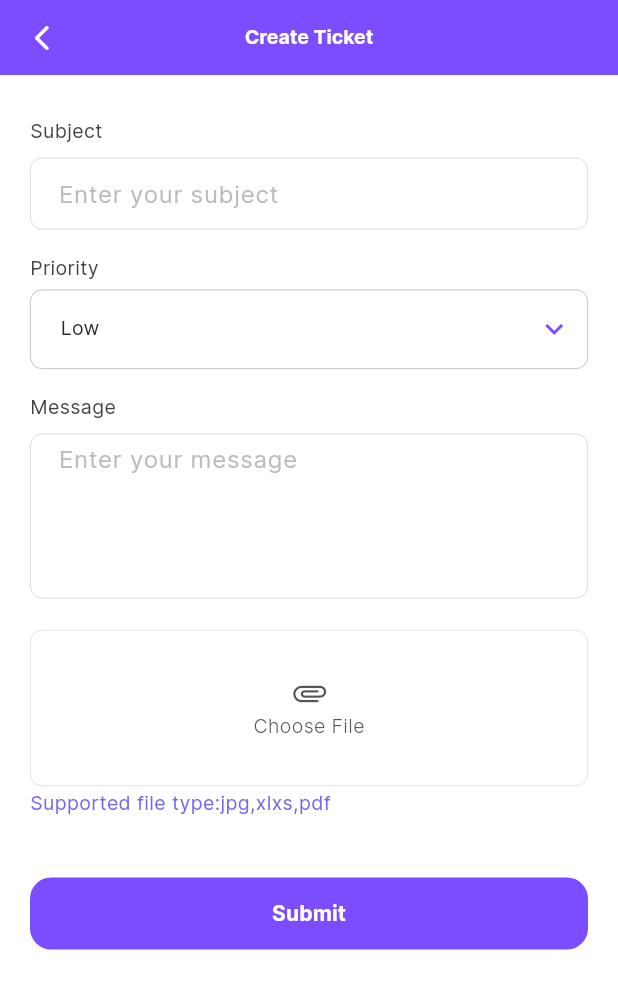
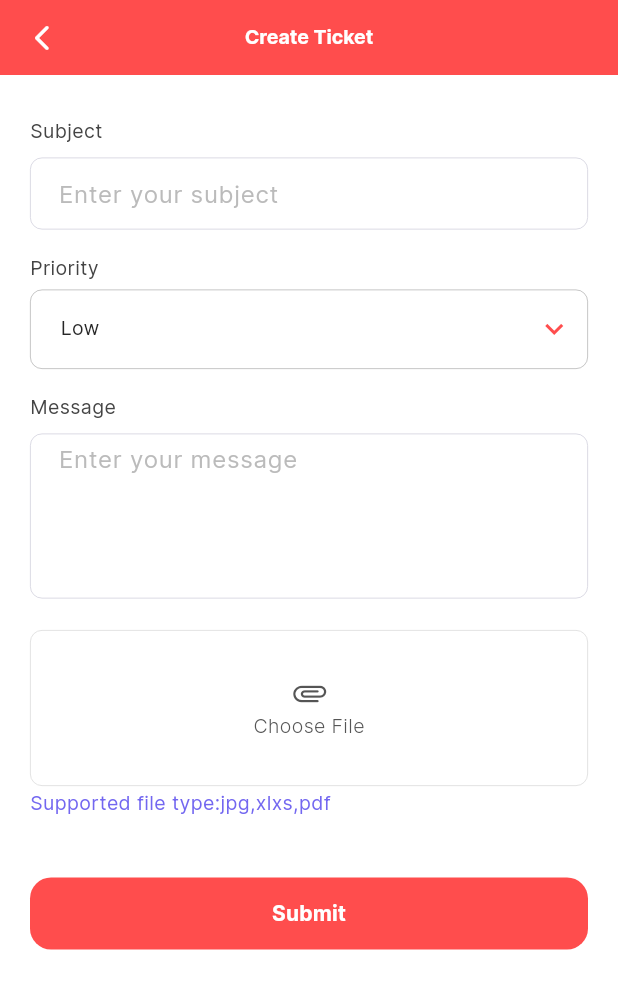
Before and after one commit to mdarafat1570/Emira_Ride, a Flutter app: the AddNewTicketScreen screen opened by its route, on a phone screen of 412 x 824 dp. Shown: the top 989 px of the screen. Run offline on Flutter 3.47's test engine with Material 3 defaults, Android fonts, the phone set to English and light mode, and no system bars; drawn by our look-alikes of zoom_tap_animation; our stand-ins replace another_flushbar, awesome_dialog, cached_network_image, connectivity_plus, dio, dotted_border and 30 more; missing offline and left inert: coupon_uikit, flutter_inappwebview, pusher_channels_flutter; accounts and stored records are empty; network calls fail; project files that could hold a hidden picture were left out.

```diff
--- a/lib/core/theme/light/light.dart
+++ b/lib/core/theme/light/light.dart
@@ -2,7 +2,7 @@ import 'package:flutter/material.dart';
 import '../../utils/my_color.dart';
 
 ThemeData lightThemeData = ThemeData.light().copyWith(
-  primaryColor: const Color.fromRGBO(81, 78, 183, 1),
+  primaryColor: const Color.fromRGBO(255, 77, 77, 1.0),
   primaryColorDark: MyColor.primaryColor,
   secondaryHeaderColor: Colors.yellow,
 
--- a/lib/core/utils/my_color.dart
+++ b/lib/core/utils/my_color.dart
@@ -1,7 +1,7 @@
 import 'package:flutter/material.dart';
 
 class MyColor {
-  static const Color primaryColor = Color(0xff7C4DFF);
+  static const Color primaryColor = Color(0xffff4d4d);
   static const Color secondaryColor = Color(0xffF6F7FE);
   //Screen
   static const Color screenBgColor = Color(0xFFF8FAFC);
--- a/lib/core/utils/my_strings.dart
+++ b/lib/core/utils/my_strings.dart
@@ -2,20 +2,19 @@ import 'package:ovorideuser/data/model/language/language_model.dart';
 
 class MyStrings {
   //APP Name
-  static const String appName = "OvoRide";
+  static const String appName = "Emira Rider";
 
   //Onboard
   static const String continue_ = "Continue";
 
-  static const String onboardTitle1 = "Check bid rate book a ride"; //Title 1
+  static const String onboardTitle1 = "Check bid rate book a Emira Rider";
 
   static const String onboardDescription1 = "User can set their bid amount for their destination, driver bid depend on user bid amount , if user satisfy they can book ride.";
+  static const String onboardTitle2 = "City to City Emira Rider Service";
 
-  static const String onboardTitle2 = "City to City Ride Service"; //Title 2
+  static const String onboardDescription2 = "A city-to-city Emira Rider service, sometimes referred to as an intercity or long-distance ride service";
 
-  static const String onboardDescription2 = "A city-to-city ride service, sometimes referred to as an intercity or long-distance ride service";
-
-  static const String onboardTitle3 = "Safe and Secure Rides"; //Title 3
+  static const String onboardTitle3 = "Safe and Secure Emira Rider";
 
   static const String onboardDescription3 = "Every trip is backed by safety features and driver verification, ensuring peace of mind from start to finish.";
 
--- a/lib/core/utils/url_container.dart
+++ b/lib/core/utils/url_container.dart
@@ -1,5 +1,5 @@
 class UrlContainer {
-  static const String domainUrl = 'https://preview.ovosolution.com/ovoride/demo'; //YOUR WEBSITE DOMAIN URL HERE
+  static const String domainUrl = 'https://emiraride.com';
 
   static const String baseUrl = '$domainUrl/api/';
   static const String dashBoardEndPoint = 'dashboard';
```
Also changed, not shown: 44 other files.
